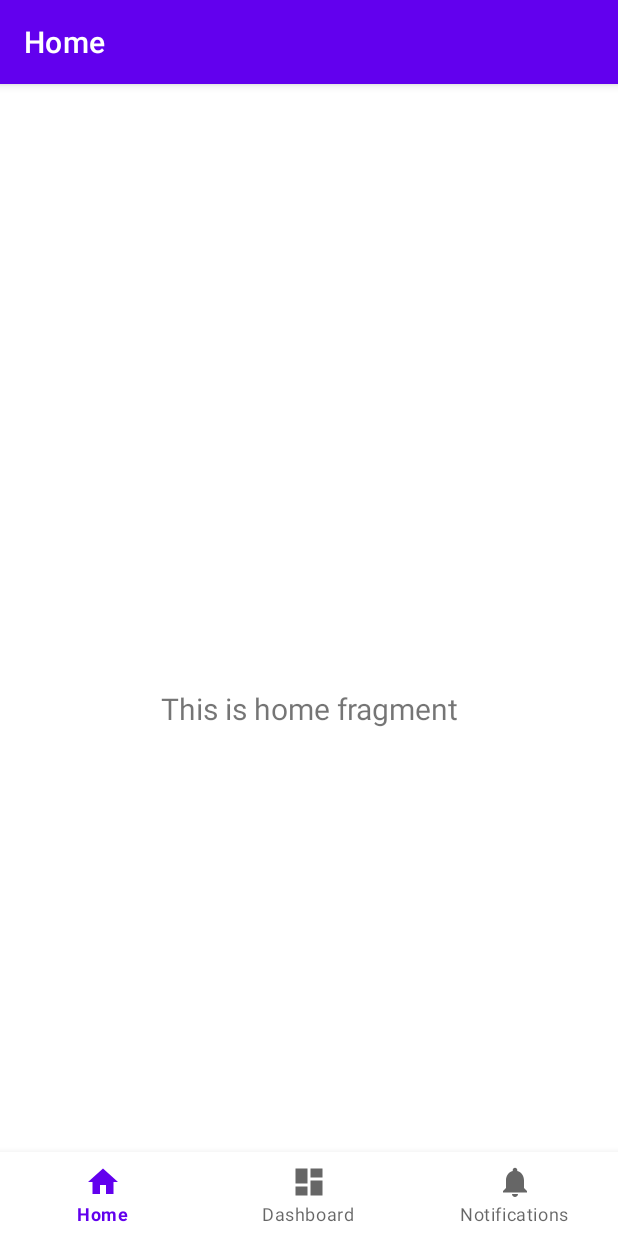
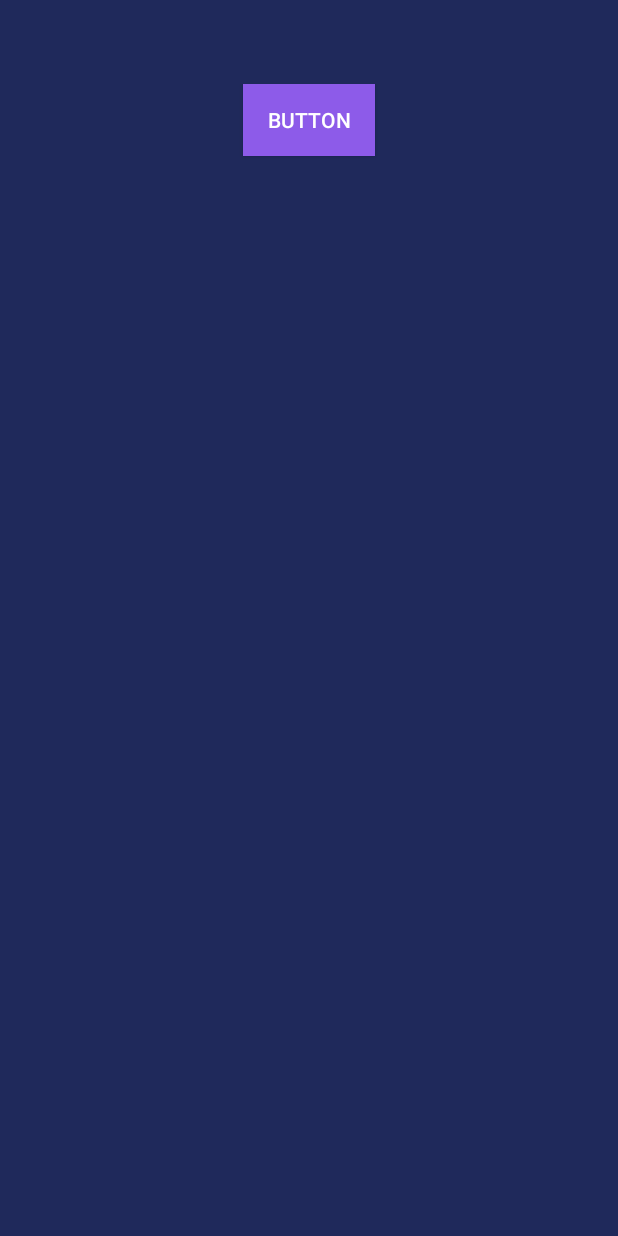
Before and after one commit to Ryan-Adami/cs160_prog3, an Android app: the screen it shows after launch (MainActivity), on a phone screen of 412 x 824 dp. Run offline under Robolectric (Android 15) with nearby library versions, the phone set to English and light mode, and no system bars; our stand-ins replace navigation-ui.

Commit message:
Screen 3 implemented

```diff
--- a/app/build.gradle
+++ b/app/build.gradle
@@ -39,6 +39,7 @@ dependencies {
     implementation 'androidx.lifecycle:lifecycle-viewmodel-ktx:2.4.1'
     implementation 'androidx.navigation:navigation-fragment:2.4.1'
     implementation 'androidx.navigation:navigation-ui:2.4.1'
+    implementation 'com.google.android.gms:play-services-maps:18.0.2'
     testImplementation 'junit:junit:4.13.2'
     androidTestImplementation 'androidx.test.ext:junit:1.1.3'
     androidTestImplementation 'androidx.test.espresso:espresso-core:3.4.0'
--- a/app/src/main/java/com/example/cs160_prog3/MainActivity.java
+++ b/app/src/main/java/com/example/cs160_prog3/MainActivity.java
@@ -1,6 +1,8 @@
 package com.example.cs160_prog3;
 
+import android.content.Intent;
 import android.os.Bundle;
+import android.view.View;
 
 import com.google.android.material.bottomnavigation.BottomNavigationView;
 
@@ -14,24 +16,16 @@ import com.example.cs160_prog3.databinding.ActivityMainBinding;
 
 public class MainActivity extends AppCompatActivity {
 
-    private ActivityMainBinding binding;
+
 
     @Override
     protected void onCreate(Bundle savedInstanceState) {
         super.onCreate(savedInstanceState);
-
-        binding = ActivityMainBinding.inflate(getLayoutInflater());
-        setContentView(binding.getRoot());
-
-        BottomNavigationView navView = findViewById(R.id.nav_view);
-        // Passing each menu ID as a set of Ids because each
-        // menu should be considered as top level destinations.
-        AppBarConfiguration appBarConfiguration = new AppBarConfiguration.Builder(
-                R.id.navigation_home, R.id.navigation_dashboard, R.id.navigation_notifications)
-                .build();
-        NavController navController = Navigation.findNavController(this, R.id.nav_host_fragment_activity_main);
-        NavigationUI.setupActionBarWithNavController(this, navController, appBarConfiguration);
-        NavigationUI.setupWithNavController(binding.navView, navController);
+        setContentView(R.layout.activity_main);
     }
 
+    public void sendMessage(View view) {
+        Intent intent = new Intent(this, RunTracker.class);
+        startActivity(intent);
+    }
 }
--- a/app/src/main/java/com/example/cs160_prog3/ui/home/HomeFragment.java
+++ /dev/null
@@ -1,37 +0,0 @@
-package com.example.cs160_prog3.ui.home;
-
-import android.os.Bundle;
-import android.view.LayoutInflater;
-import android.view.View;
-import android.view.ViewGroup;
-import android.widget.TextView;
-
-import androidx.annotation.NonNull;
-import androidx.fragment.app.Fragment;
-import androidx.lifecycle.ViewModelProvider;
-
-import com.example.cs160_prog3.databinding.FragmentHomeBinding;
-
-public class HomeFragment extends Fragment {
-
-    private FragmentHomeBinding binding;
-
-    public View onCreateView(@NonNull LayoutInflater inflater,
-                             ViewGroup container, Bundle savedInstanceState) {
-        HomeViewModel homeViewModel =
-                new ViewModelProvider(this).get(HomeViewModel.class);
-
-        binding = FragmentHomeBinding.inflate(inflater, container, false);
-        View root = binding.getRoot();
-
-        final TextView textView = binding.textHome;
-        homeViewModel.getText().observe(getViewLifecycleOwner(), textView::setText);
-        return root;
-    }
-
-    @Override
-    public void onDestroyView() {
-        super.onDestroyView();
-        binding = null;
-    }
-}
--- a/app/src/main/java/com/example/cs160_prog3/ui/home/HomeViewModel.java
+++ /dev/null
@@ -1,19 +0,0 @@
-package com.example.cs160_prog3.ui.home;
-
-import androidx.lifecycle.LiveData;
-import androidx.lifecycle.MutableLiveData;
-import androidx.lifecycle.ViewModel;
-
-public class HomeViewModel extends ViewModel {
-
-    private final MutableLiveData<String> mText;
-
-    public HomeViewModel() {
-        mText = new MutableLiveData<>();
-        mText.setValue("This is home fragment");
-    }
-
-    public LiveData<String> getText() {
-        return mText;
-    }
-}
--- a/app/src/main/res/layout/activity_main.xml
+++ b/app/src/main/res/layout/activity_main.xml
@@ -1,33 +1,23 @@
 <?xml version="1.0" encoding="utf-8"?>
 <androidx.constraintlayout.widget.ConstraintLayout xmlns:android="http://schemas.android.com/apk/res/android"
     xmlns:app="http://schemas.android.com/apk/res-auto"
+    xmlns:tools="http://schemas.android.com/tools"
     android:id="@+id/container"
     android:layout_width="match_parent"
     android:layout_height="match_parent"
+    android:background="#1F295B"
+    android:onClick="sendMessage"
     android:paddingTop="?attr/actionBarSize">
 
-    <com.google.android.material.bottomnavigation.BottomNavigationView
-        android:id="@+id/nav_view"
-        android:layout_width="0dp"
+    <Button
+        android:id="@+id/button2"
+        android:layout_width="wrap_content"
         android:layout_height="wrap_content"
-        android:layout_marginStart="0dp"
-        android:layout_marginEnd="0dp"
-        android:background="?android:attr/windowBackground"
-        app:layout_constraintBottom_toBottomOf="parent"
-        app:layout_constraintLeft_toLeftOf="parent"
-        app:layout_constraintRight_toRightOf="parent"
-        app:menu="@menu/bottom_nav_menu" />
-
-    <fragment
-        android:id="@+id/nav_host_fragment_activity_main"
-        android:name="androidx.navigation.fragment.NavHostFragment"
-        android:layout_width="match_parent"
-        android:layout_height="match_parent"
-        app:defaultNavHost="true"
-        app:layout_constraintBottom_toTopOf="@id/nav_view"
-        app:layout_constraintLeft_toLeftOf="parent"
-        app:layout_constraintRight_toRightOf="parent"
-        app:layout_constraintTop_toTopOf="parent"
-        app:navGraph="@navigation/mobile_navigation" />
+        android:background="#8D5BE9"
+        android:onClick="sendMessage"
+        android:text="Button"
+        app:layout_constraintEnd_toEndOf="parent"
+        app:layout_constraintStart_toStartOf="parent"
+        app:layout_constraintTop_toTopOf="parent" />
 
 </androidx.constraintlayout.widget.ConstraintLayout>
--- a/app/src/main/res/layout/fragment_home.xml
+++ /dev/null
@@ -1,22 +0,0 @@
-<?xml version="1.0" encoding="utf-8"?>
-<androidx.constraintlayout.widget.ConstraintLayout xmlns:android="http://schemas.android.com/apk/res/android"
-    xmlns:app="http://schemas.android.com/apk/res-auto"
-    xmlns:tools="http://schemas.android.com/tools"
-    android:layout_width="match_parent"
-    android:layout_height="match_parent"
-    tools:context=".ui.home.HomeFragment">
-
-    <TextView
-        android:id="@+id/text_home"
-        android:layout_width="match_parent"
-        android:layout_height="wrap_content"
-        android:layout_marginStart="8dp"
-        android:layout_marginTop="8dp"
-        android:layout_marginEnd="8dp"
-        android:textAlignment="center"
-        android:textSize="20sp"
-        app:layout_constraintBottom_toBottomOf="parent"
-        app:layout_constraintEnd_toEndOf="parent"
-        app:layout_constraintStart_toStartOf="parent"
-        app:layout_constraintTop_toTopOf="parent" />
-</androidx.constraintlayout.widget.ConstraintLayout>
--- a/app/src/main/res/values/themes.xml
+++ b/app/src/main/res/values/themes.xml
@@ -1,6 +1,6 @@
 <resources xmlns:tools="http://schemas.android.com/tools">
     <!-- Base application theme. -->
-    <style name="Theme.Cs160_prog3" parent="Theme.MaterialComponents.DayNight.DarkActionBar">
+    <style name="Theme.Cs160_prog3" parent="Theme.AppCompat.NoActionBar">
         <!-- Primary brand color. -->
         <item name="colorPrimary">@color/purple_500</item>
         <item name="colorPrimaryVariant">@color/purple_700</item>
```
Also changed, not shown: app/src/main/AndroidManifest.xml (+9 -2 lines), app/src/main/java/com/example/cs160_prog3/RunTracker.java (added, +40 -0 lines), app/src/main/java/com/example/cs160_prog3/ui/dashboard/DashboardFragment.java (deleted, +0 -37 lines), app/src/main/java/com/example/cs160_prog3/ui/dashboard/DashboardViewModel.java (deleted, +0 -19 lines), app/src/main/java/com/example/cs160_prog3/ui/notifications/NotificationsFragment.java (deleted, +0 -37 lines), app/src/main/java/com/example/cs160_prog3/ui/notifications/NotificationsViewModel.java (deleted, +0 -19 lines), app/src/main/res/layout/activity_run_tracker.xml (added, +157 -0 lines), app/src/main/res/layout/fragment_dashboard.xml (deleted, +0 -22 lines), app/src/main/res/layout/fragment_notifications.xml (deleted, +0 -22 lines), app/src/main/res/values/strings.xml (+9 -0 lines), gradle.properties (line endings or trailing spaces), 1 other file.
